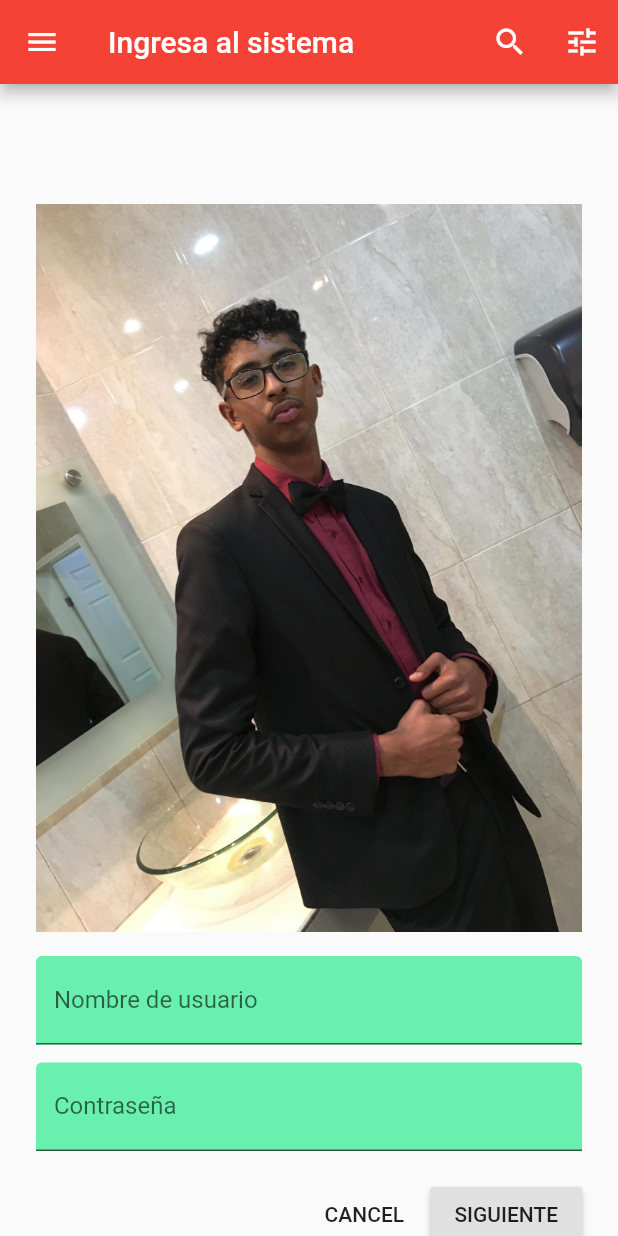
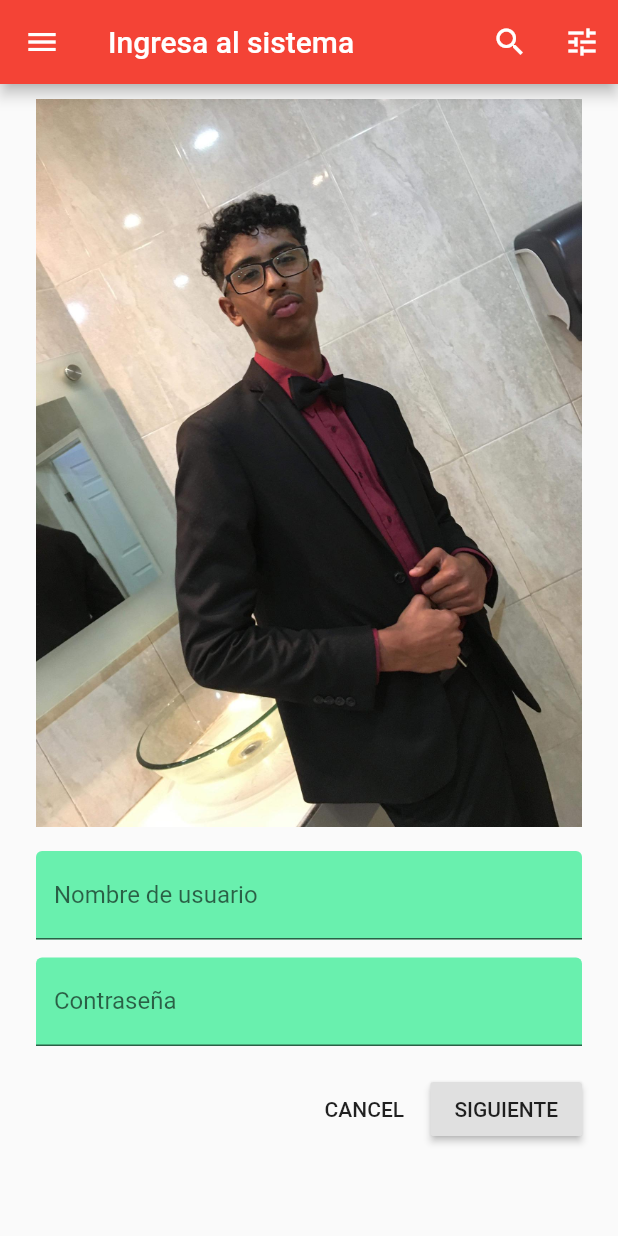
Before and after one commit to YahirS/loginSencillo, a Flutter app: the screen it shows after launch, on a phone screen of 412 x 824 dp. Run offline on Flutter 3.47's test engine with Material 2 defaults, Android fonts, the phone set to English and light mode, and no system bars.

```diff
--- a/lib/main.dart
+++ b/lib/main.dart
@@ -76,7 +76,7 @@ class _IngresoSistemaState extends State<IngresoSistema> {
         child: ListView(
           padding: EdgeInsets.symmetric(horizontal: 24.0),
           children: <Widget>[
-            SizedBox(height: 80.0),
+            SizedBox(height: 10.0),
             Column(
               children: <Widget>[
                 Image.asset('assets/image03.jpg'),
```
Also changed, not shown: 1 other file.
